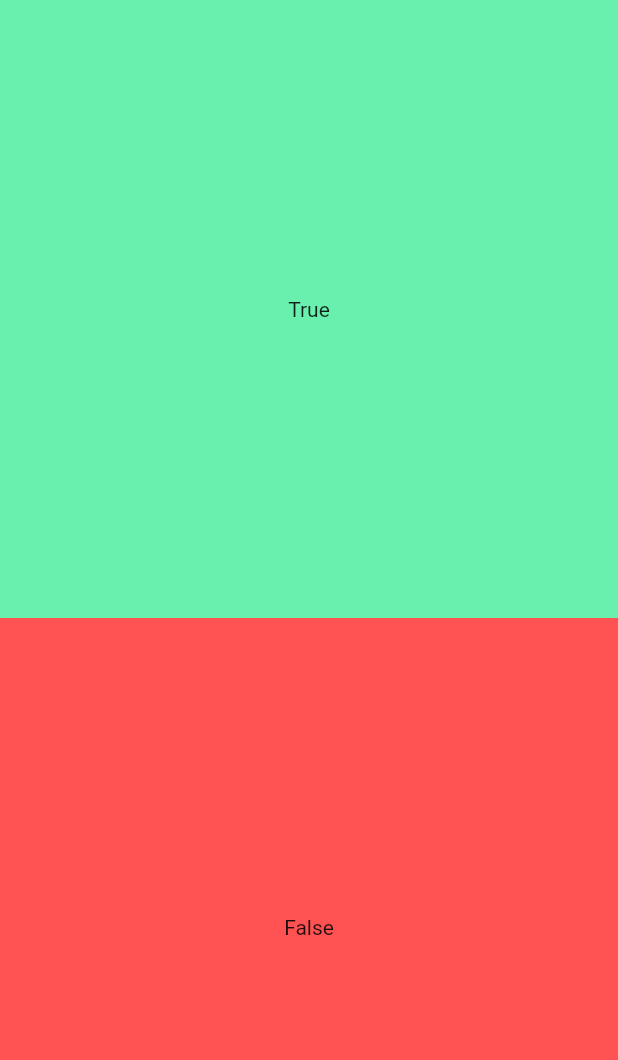
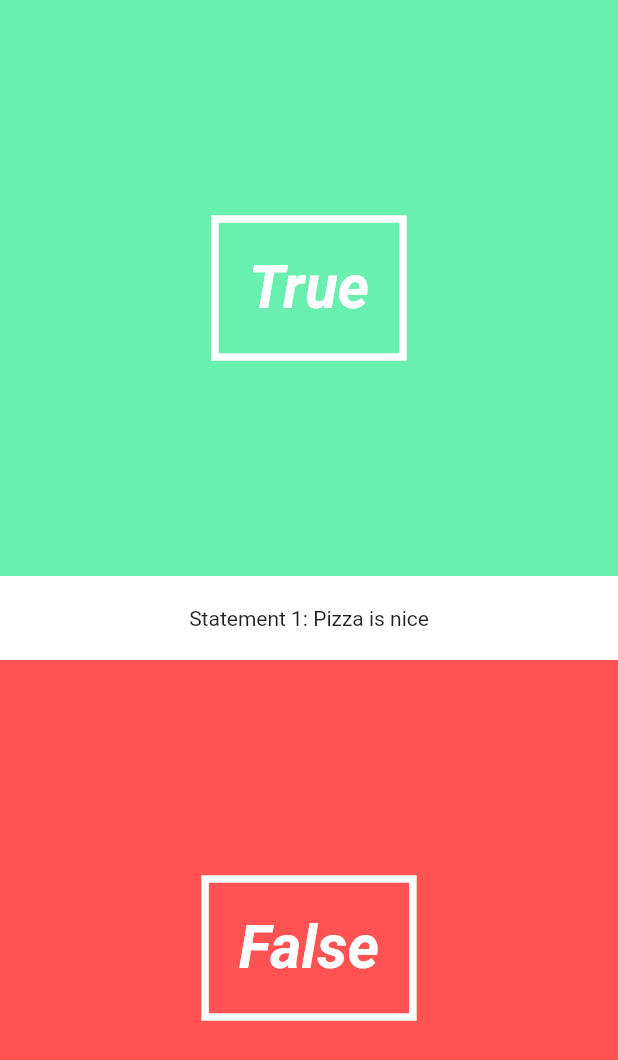
Before and after one commit to Alenkart/quiz, a Flutter app: the screen it shows after launch, on a phone screen of 412 x 824 dp. Shown: the top 1060 px of the screen. Run offline on Flutter 3.47's test engine with Material 2 defaults, Android fonts, the phone set to English and light mode, and no system bars.

Commit message:
Added the questrionText

```diff
--- a/lib/pages/quiz_page.dart
+++ b/lib/pages/quiz_page.dart
@@ -1,6 +1,9 @@
 import 'package:flutter/material.dart';
 import '../utils/question.dart';
 import '../utils/quiz.dart';
+
+import '../ui/answer_button.dart';
+import '../ui/question_text.dart';
 
 class QuiszPage extends StatefulWidget {
   @override
@@ -14,30 +17,9 @@ class QuizPageState extends State<QuiszPage> {
       children: <Widget>[
         new Column(
           children: <Widget>[
-            new Expanded(
-              child: new Material(
-                  color: Colors.greenAccent,
-                  child: new InkWell(
-                    onTap: () => print('True'),
-                    child: new Center(
-                      child: new Container(
-                        child: new Text('True'),
-                      ),
-                    ),
-                  )),
-            ),
-            new Expanded(
-              child: new Material(
-                  color: Colors.redAccent,
-                  child: new InkWell(
-                    onTap: () => print('False'),
-                    child: new Center(
-                      child: new Container(
-                        child: new Text('False'),
-                      ),
-                    ),
-                  )),
-            )
+            new AnswerButton(true, () => print('true')),
+            new QuestionText("Pizza is nice", 1),
+            new AnswerButton(false, () => print('false'))
           ],
         )
       ],
--- /dev/null
+++ b/lib/ui/answer_button.dart
@@ -0,0 +1,34 @@
+import 'package:flutter/material.dart';
+
+class AnswerButton extends StatelessWidget {
+  final bool _answer;
+  final VoidCallback _onTap;
+
+  AnswerButton(this._answer, this._onTap);
+
+  @override
+  Widget build(BuildContext context) {
+    return new Expanded(
+      child: new Material(
+          color: _answer == true ? Colors.greenAccent : Colors.redAccent,
+          child: new InkWell(
+            onTap: () => _onTap(),
+            child: new Center(
+              child: new Container(
+                decoration: new BoxDecoration(
+                    border: new Border.all(color: Colors.white, width: 5.0)),
+                padding: new EdgeInsets.all(20.0),
+                child: new Text(
+                  _answer == true ? 'True' : 'False',
+                  style: new TextStyle(
+                      color: Colors.white,
+                      fontSize: 40.0,
+                      fontWeight: FontWeight.bold,
+                      fontStyle: FontStyle.italic),
+                ),
+              ),
+            ),
+          )),
+    );
+  }
+}
--- /dev/null
+++ b/lib/ui/question_text.dart
@@ -0,0 +1,28 @@
+import 'package:flutter/material.dart';
+
+class QuestionText extends StatefulWidget {
+
+  final String _question;
+  final int _questionNumber;
+
+  QuestionText(this._question, this._questionNumber);
+
+  @override
+  State createState() => new QuestionTextState();
+}
+
+class QuestionTextState extends State<QuestionText> {
+  @override
+  Widget build(BuildContext context) {
+    return new Material(
+      color: Colors.white,
+      child: new Center(
+          child: new Padding(
+        padding: new EdgeInsets.symmetric(vertical: 20.0),
+        child: new Center(
+          child: new Text('Statement ' + widget._questionNumber.toString() + ': ' + widget._question),
+        ),
+      )),
+    );
+  }
+}
```
